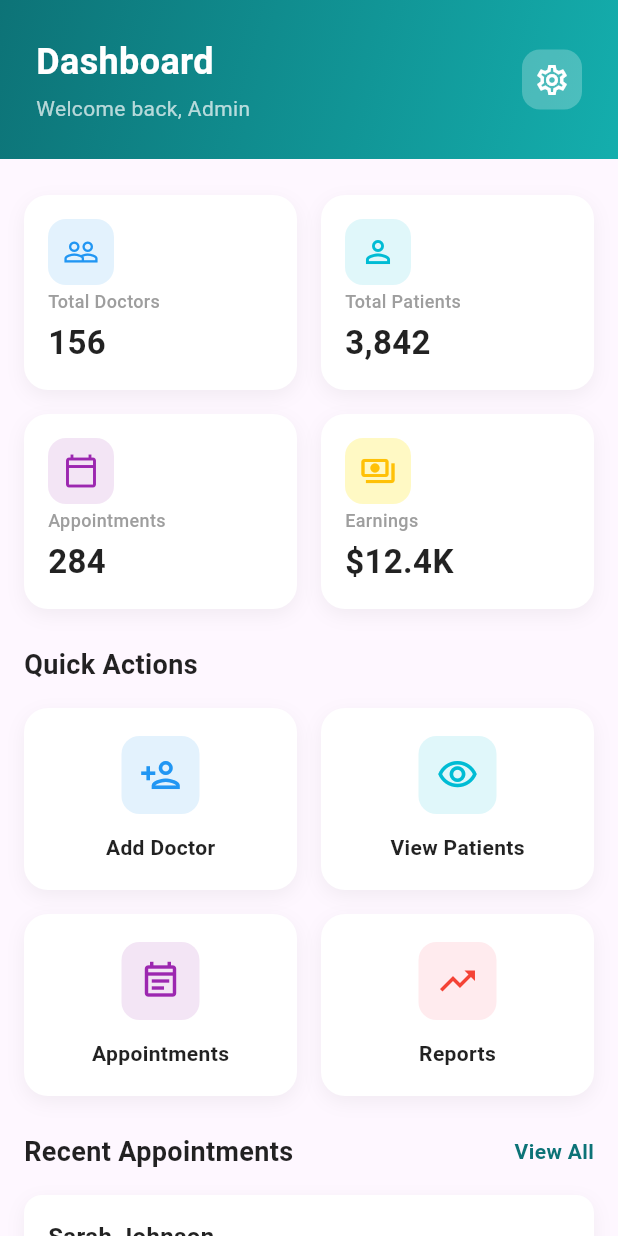
After one commit to laspraharshana/clinic-booking-frontend, a Flutter app: the screen it shows after launch, after a tap on "Admin Access", on a phone screen of 412 x 824 dp. The commit adds this screen. Run offline on Flutter 3.47's test engine with Material 3 defaults, Android fonts, the phone set to English and light mode, and no system bars; our stand-ins replace dio, firebase_auth, firebase_core; accounts and stored records are empty.

Commit message:
create admin view in signin page

```diff
--- /dev/null
+++ b/lib/admin_dashbord.dart
@@ -0,0 +1,430 @@
+import 'package:flutter/material.dart';
+
+
+class AdminDashboard extends StatelessWidget {
+  const AdminDashboard({Key? key}) : super(key: key);
+
+  @override
+  Widget build(BuildContext context) {
+    return Scaffold(
+      body: SafeArea(
+        child: SingleChildScrollView(
+          child: Column(
+            crossAxisAlignment: CrossAxisAlignment.start,
+            children: [
+              _buildHeader(),
+              const SizedBox(height: 24),
+              _buildStatsGrid(),
+              const SizedBox(height: 24),
+              _buildQuickActions(),
+              const SizedBox(height: 24),
+              _buildRecentAppointments(),
+              const SizedBox(height: 24),
+            ],
+          ),
+        ),
+      ),
+    );
+  }
+
+  Widget _buildHeader() {
+    return Container(
+      padding: const EdgeInsets.all(24),
+      decoration: const BoxDecoration(
+        gradient: LinearGradient(
+          colors: [Color(0xFF0D7377), Color(0xFF14AEAD)],
+          begin: Alignment.topLeft,
+          end: Alignment.bottomRight,
+        ),
+      ),
+      child: Row(
+        mainAxisAlignment: MainAxisAlignment.spaceBetween,
+        children: [
+          Column(
+            crossAxisAlignment: CrossAxisAlignment.start,
+            children: const [
+              Text(
+                'Dashboard',
+                style: TextStyle(
+                  color: Colors.white,
+                  fontSize: 24,
+                  fontWeight: FontWeight.bold,
+                ),
+              ),
+              SizedBox(height: 4),
+              Text(
+                'Welcome back, Admin',
+                style: TextStyle(
+                  color: Colors.white70,
+                  fontSize: 14,
+                ),
+              ),
+            ],
+          ),
+          Container(
+            padding: const EdgeInsets.all(8),
+            decoration: BoxDecoration(
+              color: Colors.white24,
+              borderRadius: BorderRadius.circular(12),
+            ),
+            child: const Icon(
+              Icons.settings_outlined,
+              color: Colors.white,
+              size: 24,
+            ),
+          ),
+        ],
+      ),
+    );
+  }
+
+  Widget _buildStatsGrid() {
+    return Padding(
+      padding: const EdgeInsets.symmetric(horizontal: 16),
+      child: GridView.count(
+        shrinkWrap: true,
+        physics: const NeverScrollableScrollPhysics(),
+        crossAxisCount: 2,
+        mainAxisSpacing: 16,
+        crossAxisSpacing: 16,
+        childAspectRatio: 1.4,
+        children: [
+          _buildStatCard(
+            'Total Doctors',
+            '156',
+            Icons.people_outline,
+            const Color(0xFFE3F2FD),
+            const Color(0xFF2196F3),
+          ),
+          _buildStatCard(
+            'Total Patients',
+            '3,842',
+            Icons.person_outline,
+            const Color(0xFFE0F7FA),
+            const Color(0xFF00BCD4),
+          ),
+          _buildStatCard(
+            'Appointments',
+            '284',
+            Icons.calendar_today_outlined,
+            const Color(0xFFF3E5F5),
+            const Color(0xFF9C27B0),
+          ),
+          _buildStatCard(
+            'Earnings',
+            '\$12.4K',
+            Icons.payments_outlined,
+            const Color(0xFFFFF9C4),
+            const Color(0xFFFFC107),
+          ),
+        ],
+      ),
+    );
+  }
+
+  Widget _buildStatCard(
+      String title, String value, IconData icon, Color bgColor, Color iconColor) {
+    return Container(
+      padding: const EdgeInsets.all(16),
+      decoration: BoxDecoration(
+        color: Colors.white,
+        borderRadius: BorderRadius.circular(16),
+        boxShadow: [
+          BoxShadow(
+            color: Colors.black.withOpacity(0.05),
+            blurRadius: 10,
+            offset: const Offset(0, 4),
+          ),
+        ],
+      ),
+      child: Column(
+        crossAxisAlignment: CrossAxisAlignment.start,
+        mainAxisAlignment: MainAxisAlignment.spaceBetween,
+        children: [
+          Container(
+            padding: const EdgeInsets.all(10),
+            decoration: BoxDecoration(
+              color: bgColor,
+              borderRadius: BorderRadius.circular(12),
+            ),
+            child: Icon(icon, color: iconColor, size: 24),
+          ),
+          Column(
+            crossAxisAlignment: CrossAxisAlignment.start,
+            children: [
+              Text(
+                title,
+                style: const TextStyle(
+                  color: Colors.grey,
+                  fontSize: 12,
+                  fontWeight: FontWeight.w500,
+                ),
+              ),
+              const SizedBox(height: 4),
+              Text(
+                value,
+                style: const TextStyle(
+                  color: Colors.black87,
+                  fontSize: 22,
+                  fontWeight: FontWeight.bold,
+                ),
+              ),
+            ],
+          ),
+        ],
+      ),
+    );
+  }
+
+  Widget _buildQuickActions() {
+    return Column(
+      crossAxisAlignment: CrossAxisAlignment.start,
+      children: [
+        const Padding(
+          padding: EdgeInsets.symmetric(horizontal: 16),
+          child: Text(
+            'Quick Actions',
+            style: TextStyle(
+              fontSize: 18,
+              fontWeight: FontWeight.bold,
+              color: Colors.black87,
+            ),
+          ),
+        ),
+        const SizedBox(height: 16),
+        Padding(
+          padding: const EdgeInsets.symmetric(horizontal: 16),
+          child: GridView.count(
+            shrinkWrap: true,
+            physics: const NeverScrollableScrollPhysics(),
+            crossAxisCount: 2,
+            mainAxisSpacing: 16,
+            crossAxisSpacing: 16,
+            childAspectRatio: 1.5,
+            children: [
+              _buildActionCard(
+                'Add Doctor',
+                Icons.person_add_outlined,
+                const Color(0xFFE3F2FD),
+                const Color(0xFF2196F3),
+              ),
+              _buildActionCard(
+                'View Patients',
+                Icons.visibility_outlined,
+                const Color(0xFFE0F7FA),
+                const Color(0xFF00BCD4),
+              ),
+              _buildActionCard(
+                'Appointments',
+                Icons.event_note_outlined,
+                const Color(0xFFF3E5F5),
+                const Color(0xFF9C27B0),
+              ),
+              _buildActionCard(
+                'Reports',
+                Icons.trending_up_outlined,
+                const Color(0xFFFFEBEE),
+                const Color(0xFFF44336),
+              ),
+            ],
+          ),
+        ),
+      ],
+    );
+  }
+
+  Widget _buildActionCard(
+      String title, IconData icon, Color bgColor, Color iconColor) {
+    return Container(
+      padding: const EdgeInsets.all(16),
+      decoration: BoxDecoration(
+        color: Colors.white,
+        borderRadius: BorderRadius.circular(16),
+        boxShadow: [
+          BoxShadow(
+            color: Colors.black.withOpacity(0.05),
+            blurRadius: 10,
+            offset: const Offset(0, 4),
+          ),
+        ],
+      ),
+      child: Column(
+        mainAxisAlignment: MainAxisAlignment.center,
+        children: [
+          Container(
+            padding: const EdgeInsets.all(12),
+            decoration: BoxDecoration(
+              color: bgColor,
+              borderRadius: BorderRadius.circular(12),
+            ),
+            child: Icon(icon, color: iconColor, size: 28),
+          ),
+          const SizedBox(height: 12),
+          Text(
+            title,
+            style: const TextStyle(
+              color: Colors.black87,
+              fontSize: 14,
+              fontWeight: FontWeight.w600,
+            ),
+          ),
+        ],
+      ),
+    );
+  }
+
+  Widget _buildRecentAppointments() {
+    return Column(
+      crossAxisAlignment: CrossAxisAlignment.start,
+      children: [
+        Padding(
+          padding: const EdgeInsets.symmetric(horizontal: 16),
+          child: Row(
+            mainAxisAlignment: MainAxisAlignment.spaceBetween,
+            children: const [
+              Text(
+                'Recent Appointments',
+                style: TextStyle(
+                  fontSize: 18,
+                  fontWeight: FontWeight.bold,
+                  color: Colors.black87,
+                ),
+              ),
+              Text(
+                'View All',
+                style: TextStyle(
+                  fontSize: 14,
+                  color: Color(0xFF0D7377),
+                  fontWeight: FontWeight.w600,
+                ),
+              ),
+            ],
+          ),
+        ),
+        const SizedBox(height: 16),
+        _buildAppointmentItem(
+          'Sarah Johnson',
+          'Dr. Smith',
+          '10:30 AM',
+          'confirmed',
+          Colors.green,
+        ),
+        _buildAppointmentItem(
+          'Mike Chen',
+          'Dr. Williams',
+          '11:45 AM',
+          'pending',
+          Colors.orange,
+        ),
+        _buildAppointmentItem(
+          'Emily Davis',
+          'Dr. Brown',
+          '02:15 PM',
+          'confirmed',
+          Colors.green,
+        ),
+        _buildAppointmentItem(
+          'James Wilson',
+          'Dr. Jones',
+          '04:00 PM',
+          'canceled',
+          Colors.red,
+        ),
+      ],
+    );
+  }
+
+  Widget _buildAppointmentItem(String patientName, String doctorName,
+      String time, String status, Color statusColor) {
+    return Container(
+      margin: const EdgeInsets.only(left: 16, right: 16, bottom: 12),
+      padding: const EdgeInsets.all(16),
+      decoration: BoxDecoration(
+        color: Colors.white,
+        borderRadius: BorderRadius.circular(12),
+        boxShadow: [
+          BoxShadow(
+            color: Colors.black.withOpacity(0.05),
+            blurRadius: 10,
+            offset: const Offset(0, 4),
+          ),
+        ],
+      ),
+      child: Row(
+        children: [
+          Expanded(
+            child: Column(
+              crossAxisAlignment: CrossAxisAlignment.start,
+              children: [
+                Text(
+                  patientName,
+                  style: const TextStyle(
+                    fontSize: 16,
+                    fontWeight: FontWeight.bold,
+                    color: Colors.black87,
+                  ),
+                ),
+                const SizedBox(height: 4),
+                Text(
+                  doctorName,
+                  style: const TextStyle(
+                    fontSize: 14,
+                    color: Colors.grey,
+                  ),
+                ),
+                const SizedBox(height: 4),
+                Row(
+                  children: [
+                    const Icon(
+                      Icons.access_time,
+                      size: 14,
+                      color: Colors.grey,
+                    ),
+                    const SizedBox(width: 4),
+                    Text(
+                      time,
+                      style: const TextStyle(
+                        fontSize: 13,
+                        color: Colors.grey,
+                      ),
+                    ),
+                  ],
+                ),
+              ],
+            ),
+          ),
+          Container(
+            padding: const EdgeInsets.symmetric(horizontal: 12, vertical: 6),
+            decoration: BoxDecoration(
+              color: statusColor.withOpacity(0.1),
+              borderRadius: BorderRadius.circular(20),
+            ),
+            child: Row(
+              mainAxisSize: MainAxisSize.min,
+              children: [
+                Icon(
+                  status == 'confirmed'
+                      ? Icons.check_circle
+                      : status == 'pending'
+                          ? Icons.pending
+                          : Icons.cancel,
+                  size: 14,
+                  color: statusColor,
+                ),
+                const SizedBox(width: 4),
+                Text(
+                  status,
+                  style: TextStyle(
+                    fontSize: 12,
+                    color: statusColor,
+                    fontWeight: FontWeight.w600,
+                  ),
+                ),
+              ],
+            ),
+          ),
+        ],
+      ),
+    );
+  }
+}
--- a/lib/main.dart
+++ b/lib/main.dart
@@ -1,4 +1,5 @@
 import 'package:clinic_booking_frontend/dasboard.dart';
+import 'package:clinic_booking_frontend/signin_signup.dart';
 
 import 'package:flutter/material.dart';
 import 'package:firebase_core/firebase_core.dart';
@@ -21,7 +22,7 @@ class MyApp extends StatelessWidget {
       title: 'Clinic Booking',
       theme: ThemeData(primarySwatch: Colors.blue),
       // 👇 Start app with SignIn & SignUp screen
-      home: const Dashboard(),
+      home: const SignInAndSignUp(),
     );
   }
 }
--- a/lib/signin_signup.dart
+++ b/lib/signin_signup.dart
@@ -2,6 +2,8 @@ import 'package:clinic_booking_frontend/dasboard.dart';
 import 'package:flutter/material.dart';
 import 'package:firebase_auth/firebase_auth.dart';
 import 'package:dio/dio.dart';
+
+import 'admin_dashbord.dart';
 //import 'Dashboard.dart';
 
 // Use --dart-define to override on run. Emulator -> your PC: 10.0.2.2
@@ -410,6 +412,35 @@ class _SignInAndSignUpState extends State<SignInAndSignUp> {
                                           ),
                                         ),
                                       ),
+                                      const SizedBox(height: 16),
+
+                                      // 🔽 Admin Access Text Button
+                                      Center(
+                                        child: GestureDetector(
+                                          onTap: () {
+                                            Navigator.push(
+                                              context,
+                                              MaterialPageRoute(
+                                                builder: (_) =>
+                                                    const AdminDashboard(),
+                                              ),
+                                            );
+                                          },
+                                          child: const Text(
+                                            "Admin Access",
+                                            style: TextStyle(
+                                              color: Color.fromARGB(
+                                                255,
+                                                20,
+                                                27,
+                                                27,
+                                              ),
+                                              fontWeight: FontWeight.w500,
+                                              fontSize: 16,
+                                            ),
+                                          ),
+                                        ),
+                                      ),
                                     ],
                                   ),
                                 ),
```
